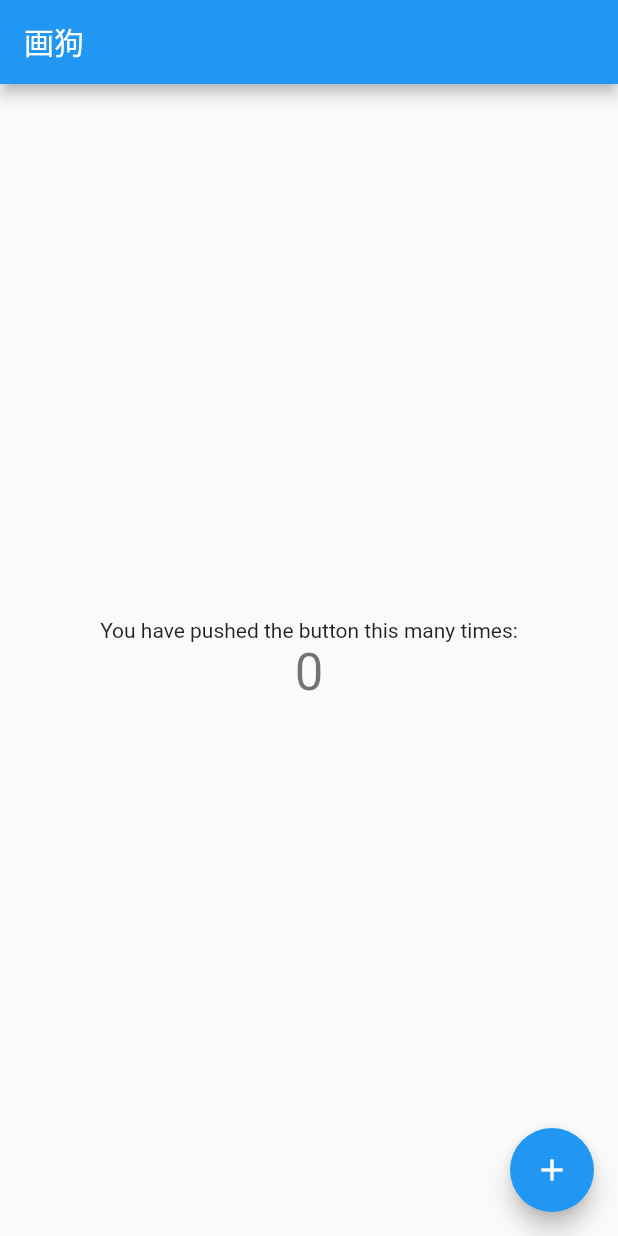
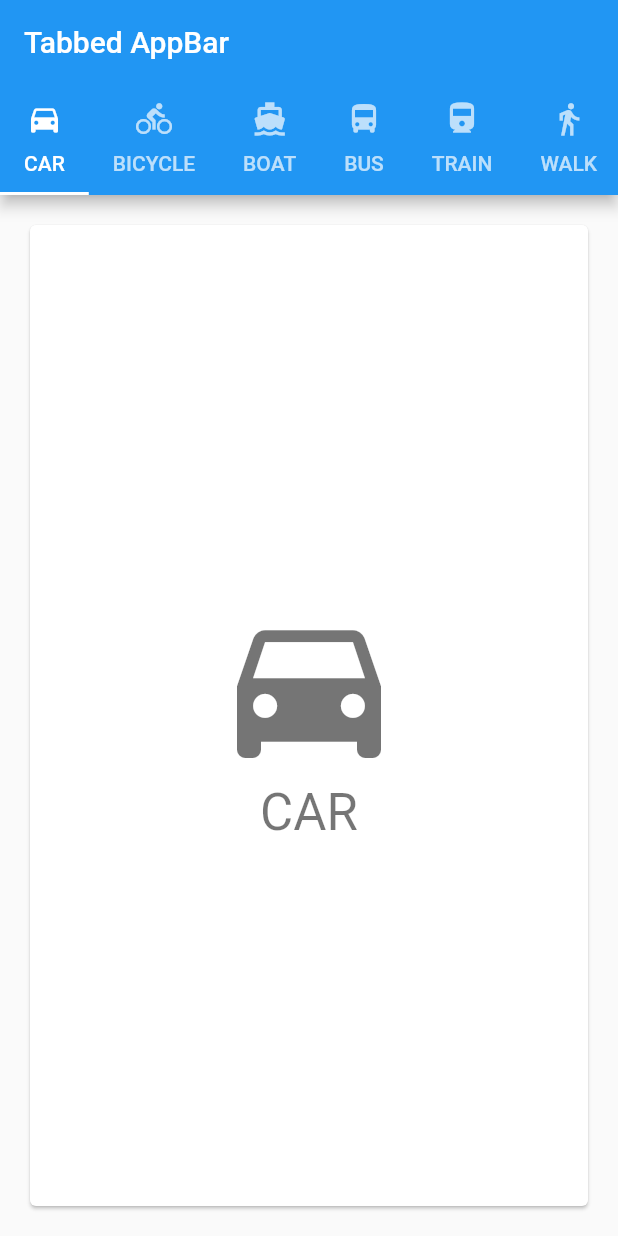
Before and after one commit to xieyangxuejun/baijuan_app, a Flutter app: the screen it shows after launch, on a phone screen of 412 x 824 dp. Run offline on Flutter 3.47's test engine with Material 2 defaults, Android fonts, the phone set to English and light mode, and no system bars.

Commit message:
practise-day one

```diff
--- /dev/null
+++ b/lib/app_bar_bottom.dart
@@ -0,0 +1,111 @@
+import 'package:flutter/material.dart';
+
+class AppBarBottomSample extends StatefulWidget {
+  @override
+  _AppBarBottomSampleState createState() => new _AppBarBottomSampleState();
+}
+
+class _AppBarBottomSampleState extends State<AppBarBottomSample> with SingleTickerProviderStateMixin {
+  TabController _tabController;
+
+  @override
+  void initState() {
+    super.initState();
+    _tabController = new TabController(vsync: this, length: choices.length);
+  }
+
+  @override
+  void dispose() {
+    _tabController.dispose();
+    super.dispose();
+  }
+
+  void _nextPage(int delta) {
+    final int newIndex = _tabController.index + delta;
+    if (newIndex < 0 || newIndex >= _tabController.length)
+      return;
+    _tabController.animateTo(newIndex);
+  }
+
+  @override
+  Widget build(BuildContext context) {
+    return new MaterialApp(
+      home: new Scaffold(
+        appBar: new AppBar(
+          title: const Text('AppBar Bottom Widget'),
+          leading: new IconButton(
+            tooltip: 'Previous choice',
+            icon: const Icon(Icons.arrow_back),
+            onPressed: () { _nextPage(-1); },
+          ),
+          actions: <Widget>[
+            new IconButton(
+              icon: const Icon(Icons.arrow_forward),
+              tooltip: 'Next choice',
+              onPressed: () { _nextPage(1); },
+            ),
+          ],
+          bottom: new PreferredSize(
+            preferredSize: const Size.fromHeight(48.0),
+            child: new Theme(
+              data: Theme.of(context).copyWith(accentColor: Colors.white),
+              child: new Container(
+                height: 48.0,
+                alignment: Alignment.center,
+                child: new TabPageSelector(controller: _tabController),
+              ),
+            ),
+          ),
+        ),
+        body: new TabBarView(
+          controller: _tabController,
+          children: choices.map((Choice choice) {
+            return new Padding(
+              padding: const EdgeInsets.all(16.0),
+              child: new ChoiceCard(choice: choice),
+            );
+          }).toList(),
+        ),
+      ),
+    );
+  }
+}
+
+class Choice {
+  const Choice({ this.title, this.icon });
+  final String title;
+  final IconData icon;
+}
+
+const List<Choice> choices = const <Choice>[
+  const Choice(title: 'CAR', icon: Icons.directions_car),
+  const Choice(title: 'BICYCLE', icon: Icons.directions_bike),
+  const Choice(title: 'BOAT', icon: Icons.directions_boat),
+  const Choice(title: 'BUS', icon: Icons.directions_bus),
+  const Choice(title: 'TRAIN', icon: Icons.directions_railway),
+  const Choice(title: 'WALK', icon: Icons.directions_walk),
+];
+
+class ChoiceCard extends StatelessWidget {
+  const ChoiceCard({ Key key, this.choice }) : super(key: key);
+
+  final Choice choice;
+
+  @override
+  Widget build(BuildContext context) {
+    final TextStyle textStyle = Theme.of(context).textTheme.display1;
+    return new Card(
+      color: Colors.white,
+      child: new Center(
+        child: new Column(
+          mainAxisSize: MainAxisSize.min,
+          crossAxisAlignment: CrossAxisAlignment.center,
+          children: <Widget>[
+            new Icon(choice.icon, size: 128.0, color: textStyle.color),
+            new Text(choice.title, style: textStyle),
+          ],
+        ),
+      ),
+    );
+  }
+}
--- a/lib/main.dart
+++ b/lib/main.dart
@@ -1,61 +1,31 @@
 import 'package:flutter/material.dart';
+import 'App.dart';
+import 'package:flutter/widgets.dart';
+import 'AnimatedListSample.dart';
+import 'package:baijuan_app/app_bar_bottom.dart';
+import 'package:baijuan_app/tabbed_app_bar.dart';
 
-void main() => runApp(new MyApp());
-
-class MyApp extends StatelessWidget {
-  @override
-  Widget build(BuildContext context) {
-    return new MaterialApp(
-      title: 'Flutter Demo',
-      theme: new ThemeData(
-        primarySwatch: Colors.blue,
-      ),
-      home: new MyHomePage(title: '画狗'),
-    );
-  }
-}
-
-class MyHomePage extends StatefulWidget {
-  MyHomePage({Key key, this.title}) : super(key: key);
-  final String title;
-  @override
-  _MyHomePageState createState() => new _MyHomePageState();
-}
-
-class _MyHomePageState extends State<MyHomePage> {
-  int _counter = 0;
-
-  void _incrementCounter() {
-    setState(() {
-      _counter++;
-    });
-  }
-
-  @override
-  Widget build(BuildContext context) {
-    return new Scaffold(
-      appBar: new AppBar(
-        title: new Text(widget.title),
-      ),
-      body: new Center(
-        child: new Column(
-          mainAxisAlignment: MainAxisAlignment.center,
-          children: <Widget>[
-            new Text(
-              'You have pushed the button this many times:',
-            ),
-            new Text(
-              '$_counter',
-              style: Theme.of(context).textTheme.display1,
-            ),
-          ],
-        ),
-      ),
-      floatingActionButton: new FloatingActionButton(
-        onPressed: _incrementCounter,
-        tooltip: 'Increment',
-        child: new Icon(Icons.add),
-      ),
-    );
-  }
-}
+// void main() => runApp(new MyApp());
+// void main() => runApp(const Center(
+//   child: const Text(
+//     'برنامج أهلا بالعالم',
+//     textDirection: TextDirection.rtl,
+//   ),
+// ));
+// void main(){
+//   runApp(
+//     const Directionality(
+//       textDirection: TextDirection.ltr,
+//       child: const Center(
+//         child: const Text(
+//           'flutter run - t lib/main.dart'
+//         ),
+//       ),
+//     )
+//   );
+// }
+//动画
+// void main() => runApp(new AnimatedListSample());
+//底部bar
+// void main() => runApp(new AppBarBottomSample());
+void main() => runApp(new TabbedAppBarSample());
--- /dev/null
+++ b/lib/tabbed_app_bar.dart
@@ -0,0 +1,73 @@
+import 'package:flutter/material.dart';
+
+class TabbedAppBarSample extends StatelessWidget {
+  @override
+  Widget build(BuildContext context) {
+    return new MaterialApp(
+      home: new DefaultTabController(
+        length: choices.length,
+        child: new Scaffold(
+          appBar: new AppBar(
+            title: const Text('Tabbed AppBar'),
+            bottom: new TabBar(
+              isScrollable: true,
+              tabs: choices.map((Choice choice) {
+                return new Tab(
+                  text: choice.title,
+                  icon: new Icon(choice.icon),
+                );
+              }).toList(),
+            ),
+          ),
+          body: new TabBarView(
+            children: choices.map((Choice choice) {
+              return new Padding(
+                padding: const EdgeInsets.all(16.0),
+                child: new ChoiceCard(choice: choice),
+              );
+            }).toList(),
+          ),
+        ),
+      ),
+    );
+  }
+}
+
+class Choice {
+  const Choice({ this.title, this.icon });
+  final String title;
+  final IconData icon;
+}
+
+const List<Choice> choices = const <Choice>[
+  const Choice(title: 'CAR', icon: Icons.directions_car),
+  const Choice(title: 'BICYCLE', icon: Icons.directions_bike),
+  const Choice(title: 'BOAT', icon: Icons.directions_boat),
+  const Choice(title: 'BUS', icon: Icons.directions_bus),
+  const Choice(title: 'TRAIN', icon: Icons.directions_railway),
+  const Choice(title: 'WALK', icon: Icons.directions_walk),
+];
+
+class ChoiceCard extends StatelessWidget {
+  const ChoiceCard({ Key key, this.choice }) : super(key: key);
+
+  final Choice choice;
+
+  @override
+  Widget build(BuildContext context) {
+    final TextStyle textStyle = Theme.of(context).textTheme.display1;
+    return new Card(
+      color: Colors.white,
+      child: new Center(
+        child: new Column(
+          mainAxisSize: MainAxisSize.min,
+          crossAxisAlignment: CrossAxisAlignment.center,
+          children: <Widget>[
+            new Icon(choice.icon, size: 128.0, color: textStyle.color),
+            new Text(choice.title, style: textStyle),
+          ],
+        ),
+      ),
+    );
+  }
+}
```
Also changed, not shown: lib/AnimatedListSample.dart (added, +194 -0 lines), lib/App.dart (added, +15 -0 lines), lib/MyHomePage.dart (added, +46 -0 lines).
